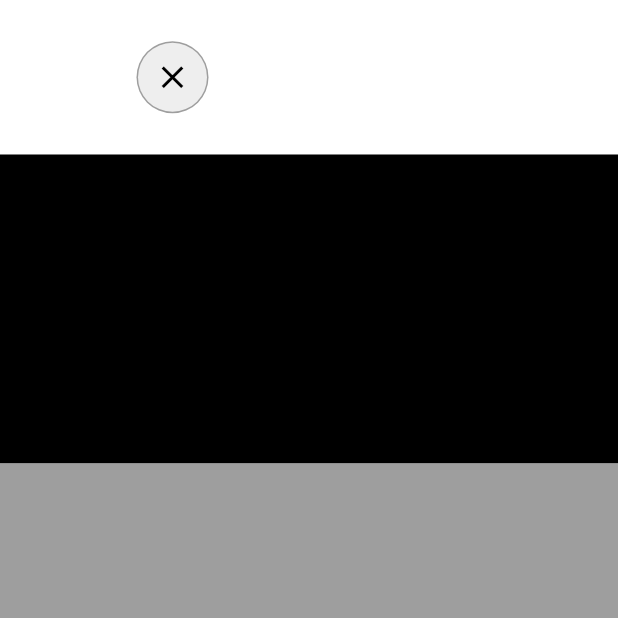
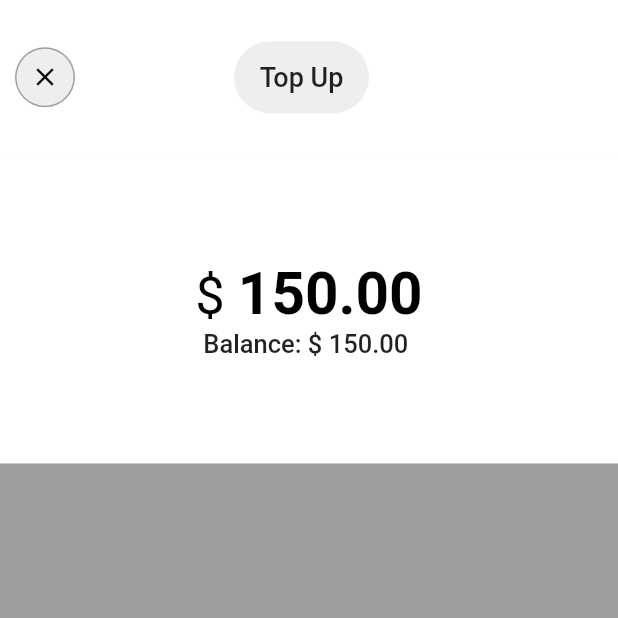
Before and after one commit to Codesait/wallify, a Flutter app: the TopUp screen opened directly, on a phone screen of 412 x 824 dp, the top half of it. Run offline on Flutter 3.47's test engine with Material 2 defaults, Android fonts, the phone set to English and light mode, and no system bars; our stand-ins replace cached_network_image, country_code_picker, pinput; missing offline and left inert: numeric_keyboard; network calls fail.

Commit message:
top up screen amount

```diff
--- a/lib/customs/custom_widgets.dart
+++ b/lib/customs/custom_widgets.dart
@@ -9,8 +9,6 @@ final UtilClass _utilClass = UtilClass();
 
 //
 // home screen widgets
-
-// custom bar
 Widget customAppBar(BuildContext context){
   return Container(
     padding: const EdgeInsets.only(bottom: 20),
@@ -61,8 +59,6 @@ Widget customAppBar(BuildContext context){
     ),
   );
 }
-
-// banner
 Widget banner(BuildContext context){
   return Container(
     height: 130,
@@ -80,7 +76,6 @@ Widget banner(BuildContext context){
   );
 }
 
-//features widgets
 Widget features(BuildContext context){
   return Container(
     padding: const EdgeInsets.only(top: 25),
@@ -357,7 +352,6 @@ Widget history(BuildContext context){
     ),
   );
 }
-
 Widget historyTile({String date, String thumbnail, String title, String price}){
   return ListTile(
     onTap: (){},
@@ -409,35 +403,103 @@ Widget topUpBtn(BuildContext context){
 
 //
 /// top up widgets
-
 Widget topUpAppBar(){
   return Expanded(
       flex: 1,
       child: Container(
+        padding: const EdgeInsets.all(10.0),
         color: Colors.white,
         child: Row(
-          mainAxisAlignment: MainAxisAlignment.spaceEvenly,
+          mainAxisAlignment: MainAxisAlignment.spaceBetween,
           children: [
             CircleAvatar(
-              radius: 24,
+              radius: 20,
               backgroundColor: Colors.grey,
               child: CircleAvatar(
-                radius: 23,
+                radius: 19,
                 backgroundColor: Colors.grey[200],
                 child: IconButton(
                   onPressed: (){print('close');},
                   icon: Icon(
                     Icons.clear,
                   ),
-                  iconSize: 25,
+                  iconSize: 20,
                   color: Colors.black,
                 ),
 
               ),
             ),
-            Container(),
-            SizedBox()
+            Container(
+              constraints: BoxConstraints(
+                maxHeight: 48.0,
+                maxWidth: 90.0,
+                minHeight: 39.0,
+                minWidth: 85.0
+              ),
+              decoration: BoxDecoration(
+                color: Colors.grey[200],
+                borderRadius: BorderRadius.circular(25)
+              ),
+              alignment: Alignment.center,
+              child: Text(
+                'Top Up',
+                style: TextStyle(fontWeight: FontWeight.w500,fontSize: 18),
+
+              ),
+            ),
+            SizedBox(width: 50,)
           ],
         ),
       ));
 }
+
+Widget topUpAmount(BuildContext context){
+  return Expanded(flex: 2,
+      child: Container(
+        alignment: Alignment.center,
+        width: fullWidth(context),
+        color: Colors.white,
+        child: Container(
+          height: 100,
+          alignment: Alignment.center,
+          constraints: BoxConstraints(
+            minWidth: 100.0,
+            maxWidth: 250.0
+          ),
+          child: Column(
+            mainAxisAlignment: MainAxisAlignment.start,
+            mainAxisSize: MainAxisSize.min,
+            children: [
+              RichText(
+                maxLines: 1,
+                text: TextSpan(children: [
+
+                  TextSpan(
+                      text: r'$ ',
+                      style: TextStyle(
+                          fontSize: 35,
+                          color: Colors.black,
+                          fontWeight: FontWeight.normal)),
+                  TextSpan(
+                      text: '150.00',
+                      style: TextStyle(
+                          color: Colors.black,
+                          fontWeight: FontWeight.bold,
+                          fontSize: 39
+                      )),
+                ]),
+              ),
+              Row(
+                mainAxisAlignment: MainAxisAlignment.center,
+                children: [
+                  Text('Balance: ', style: TextStyle(fontSize: 17,fontWeight: FontWeight.w500),),
+                  Text(r'$ 150.00 ', style: TextStyle(fontSize: 17,fontWeight: FontWeight.w500),)
+
+                ],
+              )
+            ],
+          ),
+        ),
+
+      ));
+}
--- a/lib/screens/topUpScreen.dart
+++ b/lib/screens/topUpScreen.dart
@@ -15,11 +15,7 @@ class _TopUpState extends State<TopUp> {
         child: Column(
           children: [
             topUpAppBar(),
-            Expanded(flex: 2,
-              child: Container(
-                color: Colors.black,
-
-              )),
+            topUpAmount(context),
             Expanded(
               flex: 5,
                 child: Container(
```
